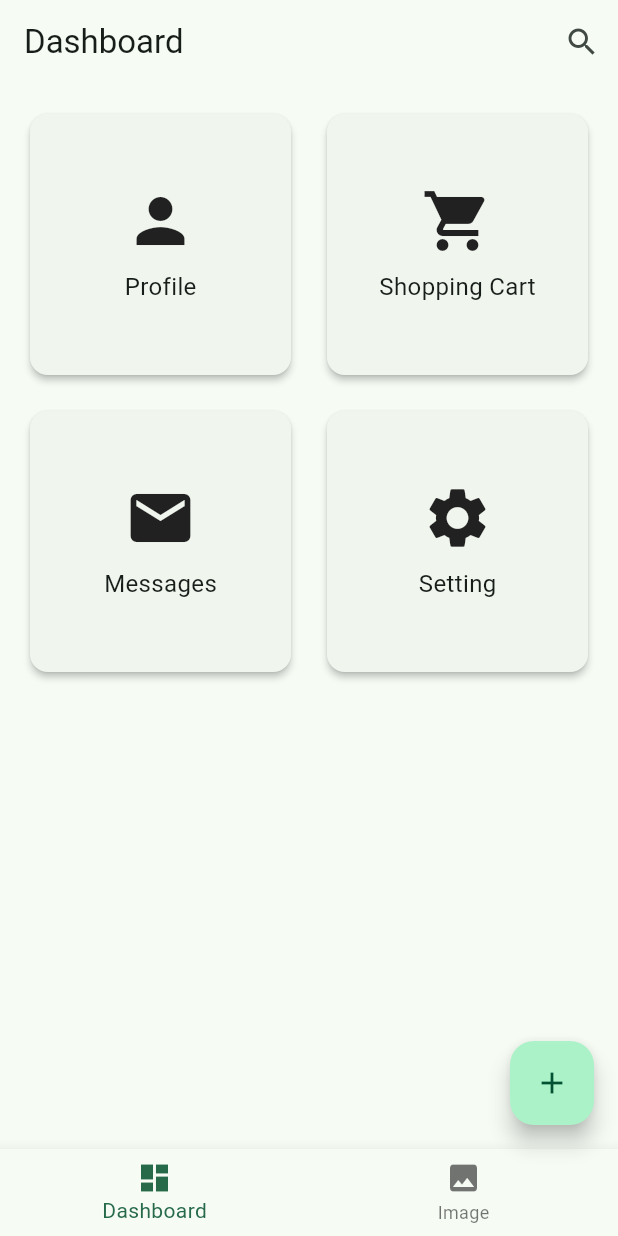
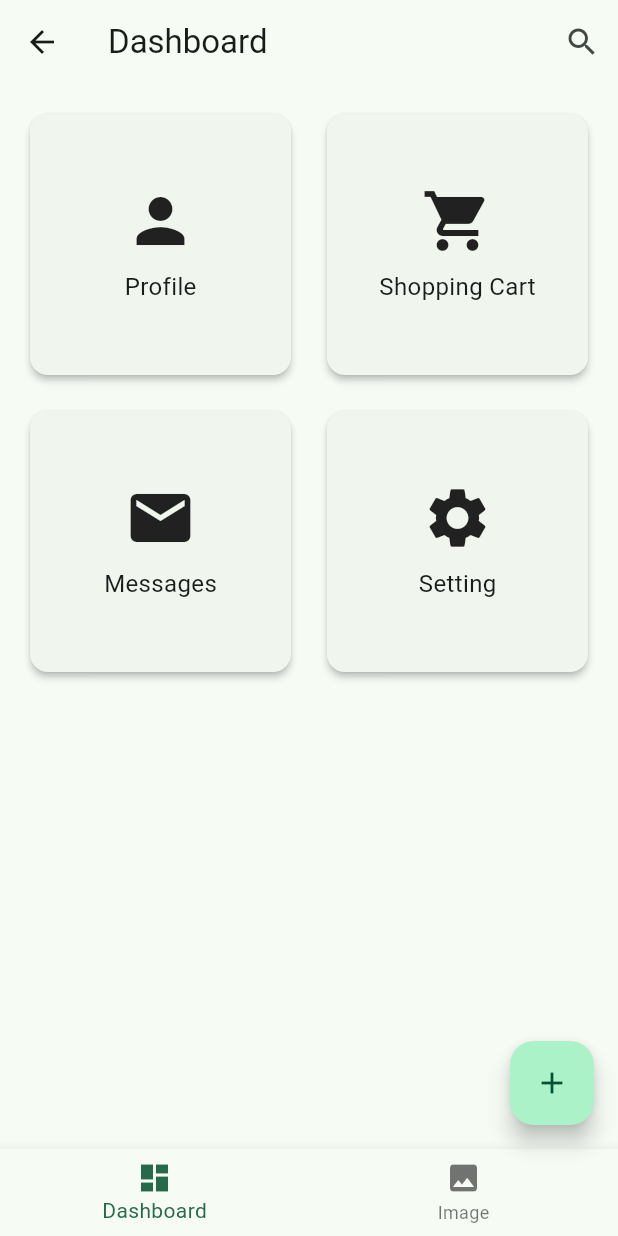
Before and after one commit to bernardrealino/flutter_base_project_template, a Flutter app: the screen it shows after launch, after a tap on "Shopping Cart", on a phone screen of 412 x 824 dp. Run offline on Flutter 3.47's test engine with Material 2 defaults, Android fonts, the phone set to English and light mode, and no system bars; our stand-ins replace image_picker, lottie, permission_handler, smooth_page_indicator.

Commit message:
Added Button Conditional Page

```diff
--- a/lib/pages/dashboard_page.dart
+++ b/lib/pages/dashboard_page.dart
@@ -1,4 +1,7 @@
 import 'package:flutter/material.dart';
+import 'package:flutter_splashscreen/pages/home_page.dart';
+import 'package:flutter_splashscreen/pages/setting_page.dart';
+import 'package:flutter_splashscreen/splashscreen.dart';
 
 class DashboardPage extends StatefulWidget {
   const DashboardPage({super.key});
@@ -18,22 +21,46 @@ class _DashboardPageState extends State<DashboardPage> {
           crossAxisSpacing: 16.0,
           mainAxisSpacing: 16.0,
           children: [
-            _buildCard('Profile', Icons.person),
-            _buildCard('Shopping Cart', Icons.shopping_cart),
-            _buildCard('Messages', Icons.mail),
-            _buildCard('Setting', Icons.settings),
+            _buildCard('Profile', Icons.person, 0),
+            _buildCard('Shopping Cart', Icons.shopping_cart, 1),
+            _buildCard('Messages', Icons.mail, 2),
+            _buildCard('Setting', Icons.settings, 3),
           ],
         ),
       ),
     );
   }
 
-  Widget _buildCard(String title, IconData icon) {
+  Widget _buildCard(String title, IconData icon, int onTapValue) {
     return Card(
       elevation: 2.0,
       child: InkWell(
         onTap: () {
-          // Handle card tap
+          if (onTapValue == 0) {
+            Navigator.of(context).push(
+              MaterialPageRoute(
+                builder: (BuildContext context) => const SettingPage(),
+              ),
+            );
+          } else if (onTapValue == 1) {
+            Navigator.of(context).push(
+              MaterialPageRoute(
+                builder: (BuildContext context) => const HomePage(),
+              ),
+            );
+          } else if (onTapValue == 2) {
+            Navigator.of(context).push(
+              MaterialPageRoute(
+                builder: (BuildContext context) => SplashScreen(),
+              ),
+            );
+          } else if (onTapValue == 3) {
+            Navigator.of(context).push(
+              MaterialPageRoute(
+                builder: (BuildContext context) => const SettingPage(),
+              ),
+            );
+          }
         },
         child: Column(
           mainAxisAlignment: MainAxisAlignment.center,
--- a/lib/pages/setting_page.dart
+++ b/lib/pages/setting_page.dart
@@ -10,7 +10,7 @@ class SettingPage extends StatefulWidget {
 class _SettingPageState extends State<SettingPage> {
   @override
   Widget build(BuildContext context) {
-    return Container(
+    return SizedBox(
       width: double.infinity,
       height: double.infinity,
       child: Row(),
```
Also changed, not shown: 6 other files.
